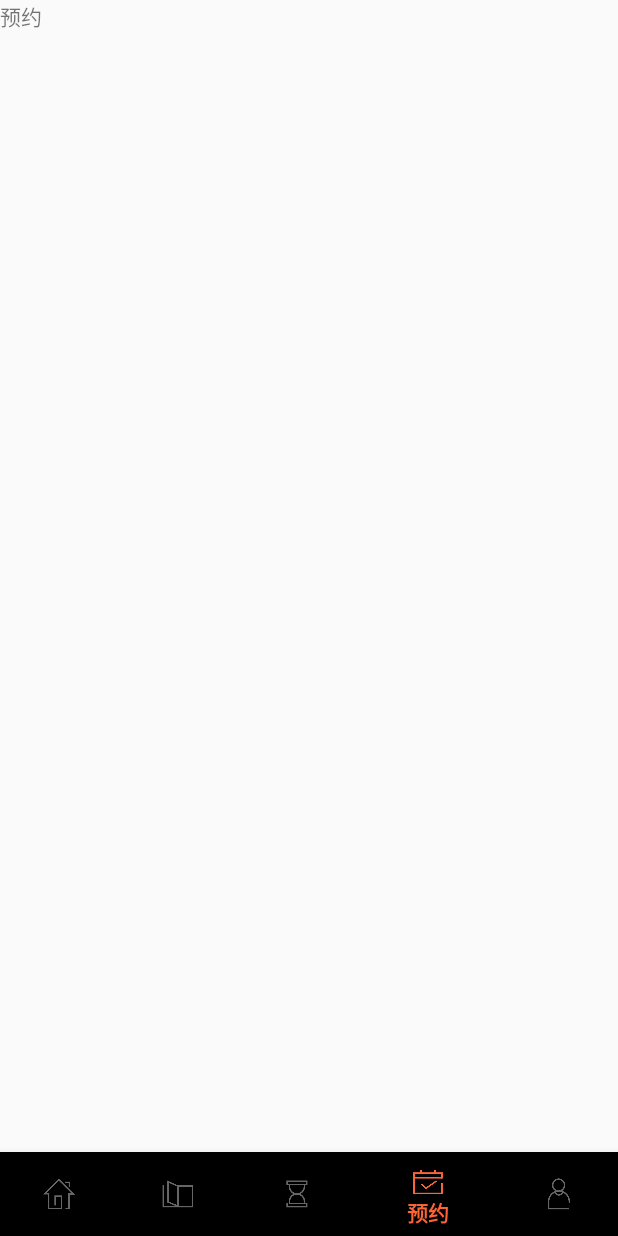
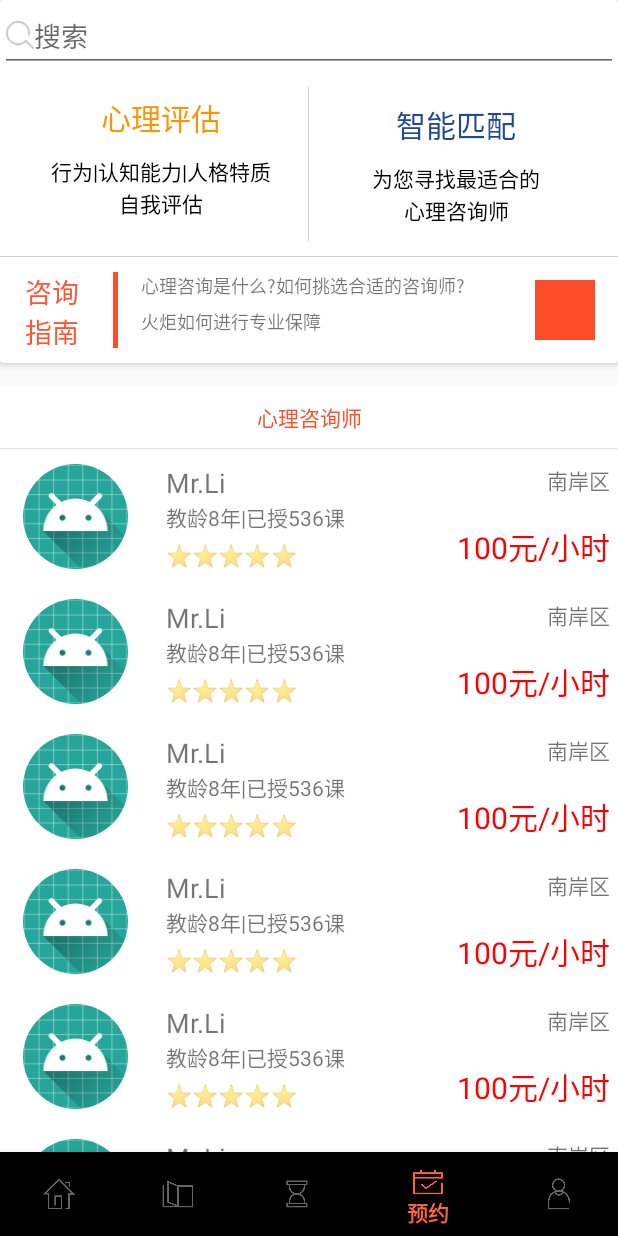
Before and after one commit to emmm-m/Torch, an Android app: the HomeFragment screen opened directly, with no data from a screen before it, item 4 of the bottom bar chosen, on a phone screen of 412 x 824 dp. Run offline under Robolectric (Android 15) with nearby library versions, the light colour scheme and no system bars; our stand-ins replace CircleImageView; libraries missing offline, so code that uses them is left out: com.avos.avoscloud, com.jude.rollviewpager, q.rorbin.badgeview; 21 statements that could not run were skipped.

Commit message:
measurement,appoint

```diff
--- a/app/src/main/java/com/bucai/torch/view/main/measurement/MeasureFragment.kt
+++ b/app/src/main/java/com/bucai/torch/view/main/measurement/MeasureFragment.kt
@@ -1,6 +1,7 @@
 package com.bucai.torch.view.main.measurement
 
 
+import android.content.Intent
 import android.os.Bundle
 import android.support.v4.app.Fragment
 import android.view.LayoutInflater
@@ -8,6 +9,7 @@ import android.view.View
 import android.view.ViewGroup
 
 import com.bucai.torch.R
+import kotlinx.android.synthetic.main.fragment_measure.*
 
 /**
  * 测评
@@ -21,4 +23,8 @@ class MeasureFragment : Fragment() {
         return inflater.inflate(R.layout.fragment_measure, container, false)
     }
 
+    override fun onViewCreated(view: View, savedInstanceState: Bundle?) {
+        super.onViewCreated(view, savedInstanceState)
+        measure_button.setOnClickListener { startActivity(Intent(context, MeasureDetailActivity::class.java)) }
+    }
 }
--- a/app/src/main/res/layout/fragment_appoint.xml
+++ b/app/src/main/res/layout/fragment_appoint.xml
@@ -1,13 +1,14 @@
 <?xml version="1.0" encoding="utf-8"?>
-<FrameLayout xmlns:android="http://schemas.android.com/apk/res/android"
+<LinearLayout xmlns:android="http://schemas.android.com/apk/res/android"
     xmlns:tools="http://schemas.android.com/tools"
     android:layout_width="match_parent"
     android:layout_height="match_parent"
+    android:orientation="vertical"
     tools:context=".view.main.appointment.AppointFragment">
 
-    <TextView
+    <android.support.v7.widget.RecyclerView
+        android:id="@+id/appointRV"
         android:layout_width="match_parent"
-        android:layout_height="match_parent"
-        android:text="@string/appointment" />
+        android:layout_height="match_parent" />
 
-</FrameLayout>
+</LinearLayout>
--- a/app/src/main/res/layout/item_home_rv_normal.xml
+++ b/app/src/main/res/layout/item_home_rv_normal.xml
@@ -1,7 +1,8 @@
 <?xml version="1.0" encoding="utf-8"?>
 <RelativeLayout xmlns:android="http://schemas.android.com/apk/res/android"
     android:layout_width="match_parent"
-    android:layout_height="90dp">
+    android:layout_height="90dp"
+    android:background="@color/white">
 
     <de.hdodenhof.circleimageview.CircleImageView
         android:id="@+id/item_home_rv_normal_imageView"
--- a/app/src/main/res/layout/item_home_rv_search.xml
+++ b/app/src/main/res/layout/item_home_rv_search.xml
@@ -2,9 +2,10 @@
 <LinearLayout xmlns:android="http://schemas.android.com/apk/res/android"
     android:layout_width="match_parent"
     android:layout_height="80dp"
-              android:paddingTop="20dp"
+    android:background="@color/white"
     android:gravity="bottom"
-    android:orientation="horizontal">
+    android:orientation="horizontal"
+    android:paddingTop="20dp">
 
     <TextView
         android:id="@+id/item_home_rv_search_location"
--- /dev/null
+++ b/app/src/main/res/layout/item_measure_head.xml
@@ -0,0 +1,175 @@
+<?xml version="1.0" encoding="utf-8"?>
+<LinearLayout xmlns:android="http://schemas.android.com/apk/res/android"
+    xmlns:app="http://schemas.android.com/apk/res-auto"
+    android:layout_width="match_parent"
+    android:layout_height="wrap_content"
+    android:orientation="vertical">
+
+    <android.support.v7.widget.CardView
+        android:layout_width="match_parent"
+        android:layout_height="wrap_content"
+        app:cardElevation="3dp">
+
+        <LinearLayout
+            android:layout_width="match_parent"
+            android:layout_height="match_parent"
+            android:orientation="vertical">
+
+            <EditText
+                android:layout_width="match_parent"
+                android:layout_height="wrap_content"
+                android:drawableLeft="@mipmap/search"
+                android:drawableStart="@mipmap/search"
+                android:hint="@string/search" />
+
+            <LinearLayout
+                android:layout_width="match_parent"
+                android:layout_height="wrap_content"
+                android:orientation="horizontal"
+                android:padding="10dp">
+
+                <LinearLayout
+                    android:layout_width="0dp"
+                    android:layout_height="wrap_content"
+                    android:layout_weight="1"
+                    android:orientation="vertical"
+                    android:padding="5dp">
+
+                    <TextView
+                        android:layout_width="match_parent"
+                        android:layout_height="wrap_content"
+                        android:gravity="center"
+                        android:text="心理评估"
+                        android:textColor="#FB9404"
+                        android:textSize="20sp" />
+
+                    <TextView
+                        android:layout_width="match_parent"
+                        android:layout_height="wrap_content"
+                        android:layout_marginTop="10dp"
+                        android:gravity="center"
+                        android:text="行为|认知能力|人格特质"
+                        android:textColor="@color/md_black_1000" />
+
+                    <TextView
+                        android:layout_width="match_parent"
+                        android:layout_height="wrap_content"
+                        android:gravity="center"
+                        android:text="自我评估"
+                        android:textColor="@color/md_black_1000" />
+                </LinearLayout>
+
+                <TextView
+                    android:layout_width="1px"
+                    android:layout_height="match_parent"
+                    android:background="#D0D0D0" />
+
+                <LinearLayout
+                    android:layout_width="0dp"
+                    android:layout_height="wrap_content"
+                    android:layout_weight="1"
+                    android:orientation="vertical"
+                    android:padding="10dp">
+
+                    <TextView
+                        android:layout_width="match_parent"
+                        android:layout_height="wrap_content"
+                        android:gravity="center"
+                        android:text="智能匹配"
+                        android:textColor="#224997"
+                        android:textSize="20sp" />
+
+                    <TextView
+                        android:layout_width="match_parent"
+                        android:layout_height="wrap_content"
+                        android:layout_marginTop="10dp"
+                        android:gravity="center"
+                        android:text="为您寻找最适合的"
+                        android:textColor="@color/md_black_1000" />
+
+                    <TextView
+                        android:layout_width="match_parent"
+                        android:layout_height="wrap_content"
+                        android:gravity="center"
+                        android:text="心理咨询师"
+                        android:textColor="@color/md_black_1000" />
+                </LinearLayout>
+            </LinearLayout>
+
+            <TextView
+                android:layout_width="match_parent"
+                android:layout_height="1px"
+                android:background="#D0D0D0" />
+
+            <LinearLayout
+                android:layout_width="match_parent"
+                android:layout_height="wrap_content"
+                android:orientation="horizontal"
+                android:padding="10dp">
+
+                <TextView
+                    android:layout_width="50dp"
+                    android:layout_height="50dp"
+                    android:gravity="center"
+                    android:text="咨询指南"
+                    android:textColor="#FB5534"
+                    android:textSize="18dp" />
+
+                <TextView
+                    android:layout_width="5px"
+                    android:layout_height="match_parent"
+                    android:layout_marginLeft="15dp"
+                    android:layout_marginRight="15dp"
+                    android:background="#FD4E2B" />
+
+                <LinearLayout
+                    android:layout_width="0dp"
+                    android:layout_height="match_parent"
+                    android:layout_weight="1"
+                    android:gravity="center_vertical"
+                    android:orientation="vertical">
+
+                    <TextView
+                        android:layout_width="match_parent"
+                        android:layout_height="wrap_content"
+                        android:ellipsize="end"
+                        android:singleLine="true"
+                        android:text="心理咨询是什么?如何挑选合适的咨询师?"
+                        android:textSize="12sp" />
+
+                    <TextView
+                        android:layout_width="match_parent"
+                        android:layout_height="match_parent"
+                        android:layout_marginTop="6dp"
+                        android:ellipsize="end"
+                        android:singleLine="true"
+                        android:text="火炬如何进行专业保障"
+                        android:textSize="12sp" />
+
+                </LinearLayout>
+
+                <de.hdodenhof.circleimageview.CircleImageView
+                    android:layout_width="40dp"
+                    android:layout_height="40dp"
+                    android:layout_gravity="center"
+                    android:layout_margin="5dp"
+                    android:background="#FD4D2B" />
+            </LinearLayout>
+        </LinearLayout>
+    </android.support.v7.widget.CardView>
+
+    <TextView
+        android:layout_width="match_parent"
+        android:layout_height="wrap_content"
+        android:layout_marginTop="15dp"
+        android:background="@color/white"
+        android:gravity="center"
+        android:padding="10dp"
+        android:text="心理咨询师"
+        android:textColor="#FD4D2B" />
+
+    <TextView
+        android:layout_width="match_parent"
+        android:layout_height="1px"
+        android:background="#E2E1E2" />
+</LinearLayout>
--- a/app/src/main/res/values/strings.xml
+++ b/app/src/main/res/values/strings.xml
@@ -6,4 +6,9 @@
     <string name="measurement">测评</string>
     <string name="appointment">预约</string>
     <string name="mine">我的</string>
+    <string name="measure_title">测一测你的抑郁、焦虑与压力水平</string>
+    <string name="measure_table">[DASS-21]抑郁、焦虑和压力测评量表</string>
+    <string name="measure_what">· 测什么 ·</string>
+    <string name="measure_attr">自出生起，情绪便时时刻刻伴随着我们的一举一动正是因为他太常见，所以经常被我们忽略.....</string>
+    <string name="search">搜索</string>
 </resources>
```
Also changed, not shown: app/src/main/AndroidManifest.xml (+13 -13 lines), app/src/main/java/com/bucai/torch/view/main/appointment/AppointFragment.kt (+44 -0 lines), app/src/main/java/com/bucai/torch/view/main/measurement/MeasureDetailActivity.kt (added, +14 -0 lines), app/src/main/res/drawable/bt_measure.xml (added, +9 -0 lines), app/src/main/res/layout/activity_measure_detail.xml (added, +9 -0 lines), app/src/main/res/layout/fragment_measure.xml (+69 -4 lines), app/src/main/res/layout/item_home_rv_adjust.xml (+15 -10 lines), app/src/main/res/layout/item_home_rv_classify.xml (+5 -4 lines), app/src/main/res/mipmap-xxhdpi/measure_back.png (added).
